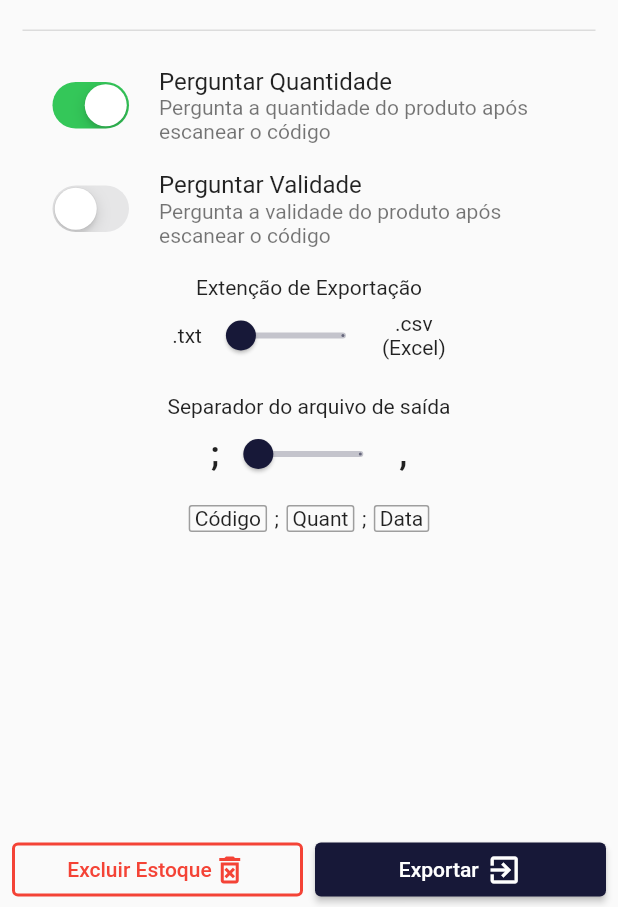
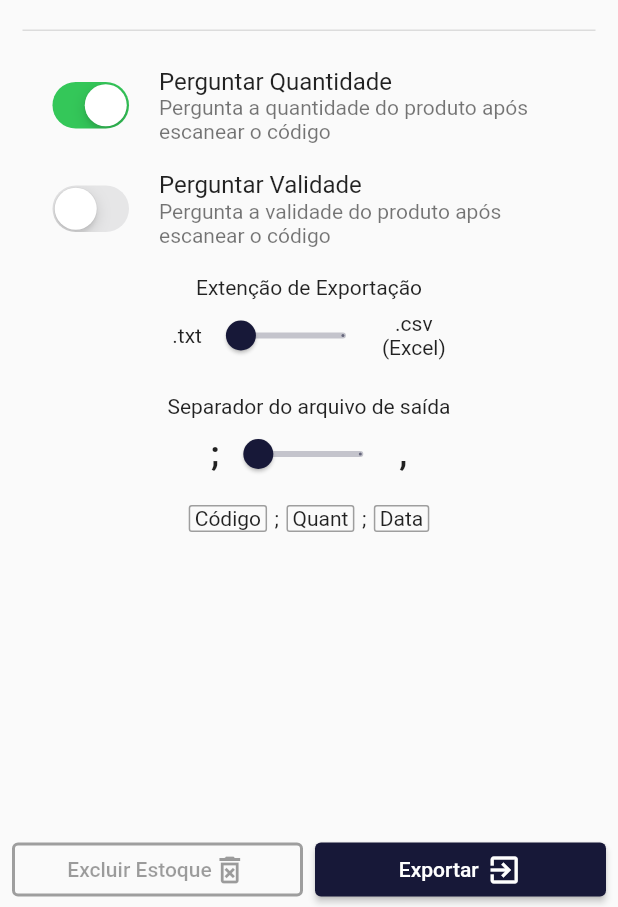
Before and after one commit to VitorPaulo21/ability_scanner, a Flutter app: the AppDrawer screen opened directly, on a phone screen of 412 x 824 dp, the part 329-1236 px from its top. Run offline on Flutter 3.47's test engine with Material 2 defaults, Android fonts, the light colour scheme and no system bars; our stand-ins replace assets_audio_player, hive, hive_flutter, share_plus, shared_preferences; missing offline and left inert: flutter_barcode_scanner, qr_code_scanner; accounts and stored records are empty.

Commit message:
Now the delete all buttons comes gray when not products on list

```diff
--- a/lib/components/app_drawer.dart
+++ b/lib/components/app_drawer.dart
@@ -54,10 +54,9 @@ class _AppDrawerState extends State<AppDrawer> {
               children: [
                 Expanded(
                   child: DeleteAllButton(
-                      produtosProvider:
-                          Provider.of<ProdutoProvider>(context, listen: false)),
+                     ),
                 ),
-                SizedBox(
+                const SizedBox(
                   width: 8,
                 ),
                 Expanded(child: exportButton(context, settingsProvider)),
--- a/lib/components/delete_all_button.dart
+++ b/lib/components/delete_all_button.dart
@@ -1,35 +1,40 @@
 import 'package:flutter/material.dart';
+import 'package:provider/provider.dart';
 
 import '../providers/produto_provider.dart';
 
 class DeleteAllButton extends StatelessWidget {
   const DeleteAllButton({
     Key? key,
-    required this.produtosProvider,
+
   }) : super(key: key);
 
-  final ProdutoProvider produtosProvider;
 
   @override
   Widget build(BuildContext context) {
+    ProdutoProvider produtosProvider = Provider.of<ProdutoProvider>(context);
     return OutlinedButton(
-        onPressed: () {
+        onPressed: produtosProvider.produtos.isEmpty
+            ? null
+            : () {
                 showDialog<bool>(
                     context: context,
                     builder: (ctx) {
                       return AlertDialog(
                         title: const Text("Alerta"),
-                  content:
-                      const Text("Deseja limpar a lista de Códigos de barras?"),
+                        content: const Text(
+                            "Deseja limpar a lista de Códigos de barras?"),
                         actions: [
                           TextButton(
                               onPressed: () {
-                          Navigator.of(context, rootNavigator: true).pop(true);
+                                Navigator.of(context, rootNavigator: true)
+                                    .pop(true);
                               },
                               child: const Text("Sim")),
                           TextButton(
                               onPressed: () {
-                          Navigator.of(context, rootNavigator: true).pop(false);
+                                Navigator.of(context, rootNavigator: true)
+                                    .pop(false);
                               },
                               child: const Text("Não"))
                         ],
@@ -41,7 +46,12 @@ class DeleteAllButton extends StatelessWidget {
                 });
               },
         style: OutlinedButton.styleFrom(
-            primary: Colors.red, side: BorderSide(color: Colors.red, width: 2)),
+          primary: Colors.red,
+          side: BorderSide(
+            color: produtosProvider.produtos.isEmpty ? Colors.grey : Colors.red,
+            width: 2,
+          ),
+        ),
         child: FittedBox(
           child: Row(
             children: const [
--- a/lib/screens/home_screen.dart
+++ b/lib/screens/home_screen.dart
@@ -198,9 +198,9 @@ class _HomeScreenState extends State<HomeScreen> {
                                           context: context,
                                           builder: (ctx) {
                                             return AlertDialog(
-                                              title: Text("Escanear"),
-                                              content: Text(
-                                                  "Deseja escanear um codico"),
+                                              title: const Text("Escanear"),
+                                              content: const Text(
+                                                  "Deseja escanear um Código"),
                                               actions: [
                                                 TextButton(
                                                   onPressed: () {
```
Lines whose indentation alone changed are shown as unchanged.
